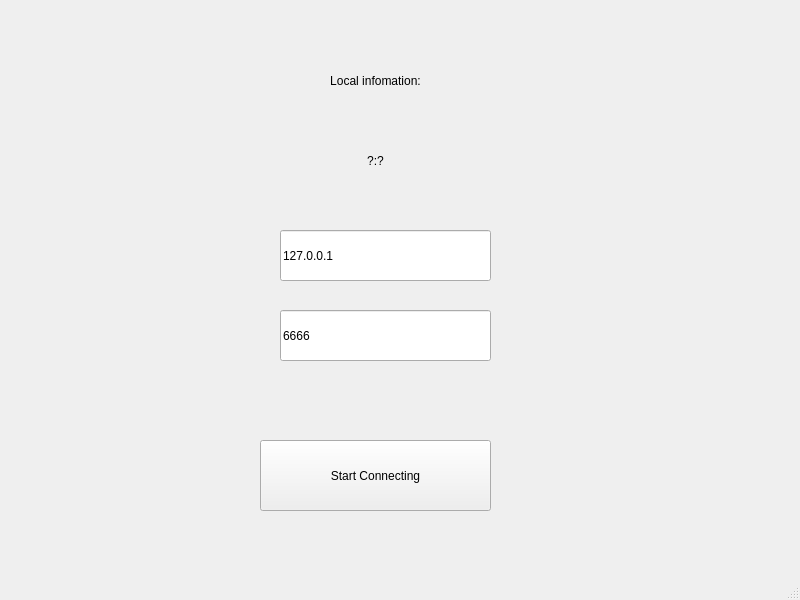
Qt form Landlords/clientwindow.ui (Co1lin/Landlords) before a commit.
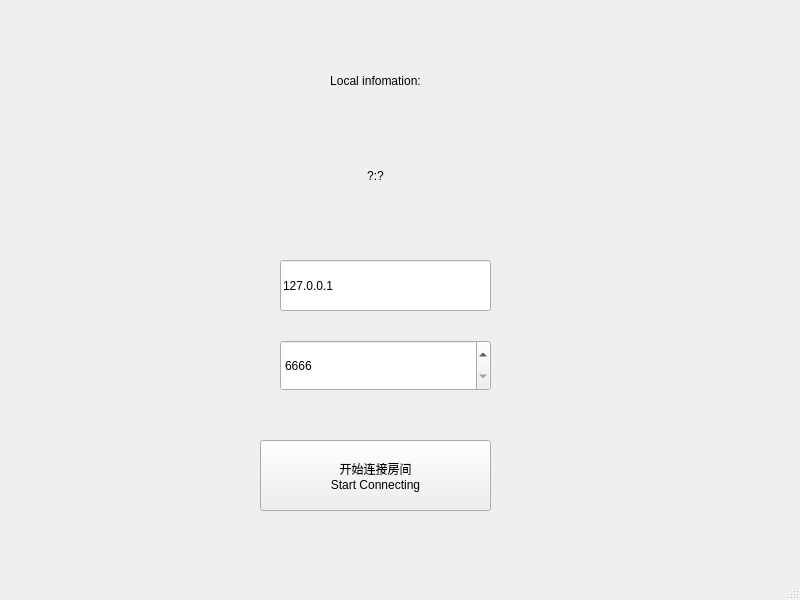
The same form after that commit.

The edit to the form file:
```diff
--- a/Landlords/clientwindow.ui
+++ b/Landlords/clientwindow.ui
@@ -24,16 +24,17 @@
      </rect>
     </property>
     <property name="text">
-     <string>Start Connecting</string>
+     <string>开始连接房间
+Start Connecting</string>
     </property>
    </widget>
    <widget class="QLabel" name="infoLabel">
     <property name="geometry">
      <rect>
       <x>250</x>
-      <y>130</y>
+      <y>110</y>
       <width>251</width>
-      <height>61</height>
+      <height>131</height>
      </rect>
     </property>
     <property name="text">
@@ -63,7 +64,7 @@
     <property name="geometry">
      <rect>
       <x>280</x>
-      <y>230</y>
+      <y>260</y>
       <width>211</width>
       <height>51</height>
      </rect>
@@ -72,17 +73,20 @@
      <string>127.0.0.1</string>
     </property>
    </widget>
-   <widget class="QLineEdit" name="portLineEdit">
+   <widget class="QSpinBox" name="portSpinBox">
     <property name="geometry">
      <rect>
       <x>280</x>
-      <y>310</y>
+      <y>340</y>
       <width>211</width>
       <height>51</height>
      </rect>
     </property>
-    <property name="text">
-     <string>6666</string>
+    <property name="minimum">
+     <number>6666</number>
+    </property>
+    <property name="maximum">
+     <number>49151</number>
     </property>
    </widget>
   </widget>
```
